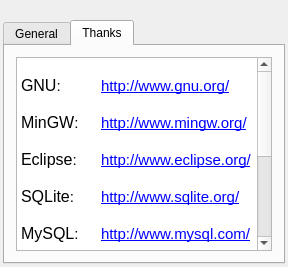
First picture: the form in APP/src/messenger/imclient/about/aboutdialog.ui, repository RallyWRT/qtapplications, before the edit.
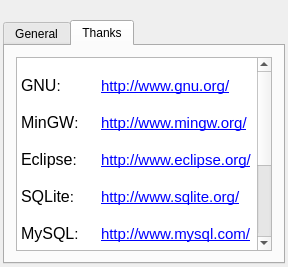
Second picture: the form after the edit. The open tabs and pages were chosen to show the change. Icons and pictures are not drawn.

The edit to the form file:
```diff
--- a/APP/src/messenger/imclient/about/aboutdialog.ui
+++ b/APP/src/messenger/imclient/about/aboutdialog.ui
@@ -90,24 +90,24 @@
           <string notr="true">&lt;!DOCTYPE HTML PUBLIC &quot;-//W3C//DTD HTML 4.0//EN&quot; &quot;http://www.w3.org/TR/REC-html40/strict.dtd&quot;&gt;
 &lt;html&gt;&lt;head&gt;&lt;meta name=&quot;qrichtext&quot; content=&quot;1&quot; /&gt;&lt;style type=&quot;text/css&quot;&gt;
 p, li { white-space: pre-wrap; }
-&lt;/style&gt;&lt;/head&gt;&lt;body style=&quot; font-family:'Sans Serif'; font-size:10pt; font-weight:400; font-style:normal;&quot;&gt;
-&lt;p style=&quot;-qt-paragraph-type:empty; margin-top:0px; margin-bottom:0px; margin-left:0px; margin-right:0px; -qt-block-indent:0; text-indent:0px; font-size:9pt;&quot;&gt;&lt;/p&gt;
+&lt;/style&gt;&lt;/head&gt;&lt;body style=&quot; font-family:'Sans Serif'; font-size:9pt; font-weight:400; font-style:normal;&quot;&gt;
+&lt;p style=&quot;-qt-paragraph-type:empty; margin-top:0px; margin-bottom:0px; margin-left:0px; margin-right:0px; -qt-block-indent:0; text-indent:0px;&quot;&gt;&lt;br /&gt;&lt;/p&gt;
 &lt;p style=&quot; margin-top:0px; margin-bottom:0px; margin-left:0px; margin-right:0px; -qt-block-indent:0; text-indent:0px;&quot;&gt;&lt;span style=&quot; font-family:'宋体'; font-size:12pt;&quot;&gt;GNU&lt;/span&gt;&lt;span style=&quot; font-family:'宋体'; font-size:11pt;&quot;&gt;:	&lt;/span&gt;&lt;a href=&quot;http://www.gnu.org/&quot;&gt;&lt;span style=&quot; font-family:'宋体'; font-size:11pt; text-decoration: underline; color:#0000ff;&quot;&gt;http://www.gnu.org/&lt;/span&gt;&lt;/a&gt;&lt;/p&gt;
-&lt;p style=&quot;-qt-paragraph-type:empty; margin-top:0px; margin-bottom:0px; margin-left:0px; margin-right:0px; -qt-block-indent:0; text-indent:0px; font-family:'宋体'; font-size:11pt;&quot;&gt;&lt;/p&gt;
+&lt;p style=&quot;-qt-paragraph-type:empty; margin-top:0px; margin-bottom:0px; margin-left:0px; margin-right:0px; -qt-block-indent:0; text-indent:0px; font-family:'宋体'; font-size:11pt;&quot;&gt;&lt;br /&gt;&lt;/p&gt;
 &lt;p style=&quot; margin-top:0px; margin-bottom:0px; margin-left:0px; margin-right:0px; -qt-block-indent:0; text-indent:0px;&quot;&gt;&lt;span style=&quot; font-family:'宋体'; font-size:12pt;&quot;&gt;MinGW&lt;/span&gt;&lt;span style=&quot; font-family:'宋体'; font-size:11pt;&quot;&gt;:	&lt;/span&gt;&lt;a href=&quot;http://www.mingw.org/&quot;&gt;&lt;span style=&quot; font-family:'宋体'; font-size:11pt; text-decoration: underline; color:#0000ff;&quot;&gt;http://www.mingw.org/&lt;/span&gt;&lt;/a&gt;&lt;/p&gt;
-&lt;p style=&quot;-qt-paragraph-type:empty; margin-top:0px; margin-bottom:0px; margin-left:0px; margin-right:0px; -qt-block-indent:0; text-indent:0px; font-family:'宋体'; font-size:11pt;&quot;&gt;&lt;/p&gt;
+&lt;p style=&quot;-qt-paragraph-type:empty; margin-top:0px; margin-bottom:0px; margin-left:0px; margin-right:0px; -qt-block-indent:0; text-indent:0px; font-family:'宋体'; font-size:11pt;&quot;&gt;&lt;br /&gt;&lt;/p&gt;
 &lt;p style=&quot; margin-top:0px; margin-bottom:0px; margin-left:0px; margin-right:0px; -qt-block-indent:0; text-indent:0px;&quot;&gt;&lt;span style=&quot; font-family:'宋体'; font-size:12pt;&quot;&gt;Eclipse&lt;/span&gt;&lt;span style=&quot; font-family:'宋体'; font-size:11pt;&quot;&gt;:	&lt;/span&gt;&lt;a href=&quot;http://www.eclipse.org/&quot;&gt;&lt;span style=&quot; font-family:'宋体'; font-size:11pt; text-decoration: underline; color:#0000ff;&quot;&gt;http://www.eclipse.org/&lt;/span&gt;&lt;/a&gt;&lt;/p&gt;
-&lt;p style=&quot;-qt-paragraph-type:empty; margin-top:0px; margin-bottom:0px; margin-left:0px; margin-right:0px; -qt-block-indent:0; text-indent:0px; font-family:'宋体'; font-size:11pt;&quot;&gt;&lt;/p&gt;
+&lt;p style=&quot;-qt-paragraph-type:empty; margin-top:0px; margin-bottom:0px; margin-left:0px; margin-right:0px; -qt-block-indent:0; text-indent:0px; font-family:'宋体'; font-size:11pt;&quot;&gt;&lt;br /&gt;&lt;/p&gt;
 &lt;p style=&quot; margin-top:0px; margin-bottom:0px; margin-left:0px; margin-right:0px; -qt-block-indent:0; text-indent:0px;&quot;&gt;&lt;span style=&quot; font-family:'宋体'; font-size:12pt;&quot;&gt;SQLite&lt;/span&gt;&lt;span style=&quot; font-family:'宋体'; font-size:11pt;&quot;&gt;:	&lt;/span&gt;&lt;a href=&quot;http://www.sqlite.org/&quot;&gt;&lt;span style=&quot; font-family:'宋体'; font-size:11pt; text-decoration: underline; color:#0000ff;&quot;&gt;http://www.sqlite.org/&lt;/span&gt;&lt;/a&gt;&lt;/p&gt;
-&lt;p style=&quot;-qt-paragraph-type:empty; margin-top:0px; margin-bottom:0px; margin-left:0px; margin-right:0px; -qt-block-indent:0; text-indent:0px; font-family:'宋体'; font-size:11pt;&quot;&gt;&lt;/p&gt;
+&lt;p style=&quot;-qt-paragraph-type:empty; margin-top:0px; margin-bottom:0px; margin-left:0px; margin-right:0px; -qt-block-indent:0; text-indent:0px; font-family:'宋体'; font-size:11pt;&quot;&gt;&lt;br /&gt;&lt;/p&gt;
 &lt;p style=&quot; margin-top:0px; margin-bottom:0px; margin-left:0px; margin-right:0px; -qt-block-indent:0; text-indent:0px;&quot;&gt;&lt;span style=&quot; font-family:'宋体'; font-size:12pt;&quot;&gt;MySQL&lt;/span&gt;&lt;span style=&quot; font-family:'宋体'; font-size:11pt;&quot;&gt;:	&lt;/span&gt;&lt;a href=&quot;http://www.mysql.com/&quot;&gt;&lt;span style=&quot; font-family:'宋体'; font-size:11pt; text-decoration: underline; color:#0000ff;&quot;&gt;http://www.mysql.com/&lt;/span&gt;&lt;/a&gt;&lt;/p&gt;
-&lt;p style=&quot;-qt-paragraph-type:empty; margin-top:0px; margin-bottom:0px; margin-left:0px; margin-right:0px; -qt-block-indent:0; text-indent:0px; font-family:'宋体'; font-size:11pt;&quot;&gt;&lt;/p&gt;
-&lt;p style=&quot; margin-top:0px; margin-bottom:0px; margin-left:0px; margin-right:0px; -qt-block-indent:0; text-indent:0px;&quot;&gt;&lt;span style=&quot; font-size:12pt;&quot;&gt;KDE&lt;/span&gt;&lt;span style=&quot; font-size:9pt;&quot;&gt;	&lt;/span&gt;&lt;a href=&quot;http://kde.org/&quot;&gt;&lt;span style=&quot; font-size:11pt; text-decoration: underline; color:#0000ff;&quot;&gt;http://kde.org/&lt;/span&gt;&lt;/a&gt;&lt;/p&gt;
-&lt;p style=&quot;-qt-paragraph-type:empty; margin-top:0px; margin-bottom:0px; margin-left:0px; margin-right:0px; -qt-block-indent:0; text-indent:0px; font-size:11pt; text-decoration: underline; color:#0000ff;&quot;&gt;&lt;/p&gt;
-&lt;p style=&quot; margin-top:0px; margin-bottom:0px; margin-left:0px; margin-right:0px; -qt-block-indent:0; text-indent:0px;&quot;&gt;&lt;span style=&quot; font-family:'宋体'; font-size:12pt;&quot;&gt;QtCN&lt;/span&gt;&lt;span style=&quot; font-family:'宋体'; font-size:11pt;&quot;&gt;:	&lt;/span&gt;&lt;a href=&quot;http://qtcn.org/bbs/home.php&quot;&gt;&lt;span style=&quot; font-family:'宋体'; font-size:11pt; text-decoration: underline; color:#0000ff;&quot;&gt;http://qtcn.org/bbs/home.php&lt;/span&gt;&lt;/a&gt;&lt;/p&gt;
-&lt;p style=&quot;-qt-paragraph-type:empty; margin-top:0px; margin-bottom:0px; margin-left:0px; margin-right:0px; -qt-block-indent:0; text-indent:0px; font-family:'宋体'; font-size:11pt;&quot;&gt;&lt;/p&gt;
-&lt;p style=&quot; margin-top:0px; margin-bottom:0px; margin-left:0px; margin-right:0px; -qt-block-indent:0; text-indent:0px;&quot;&gt;&lt;span style=&quot; font-family:'宋体'; font-size:12pt;&quot;&gt;Qt&lt;/span&gt;&lt;span style=&quot; font-family:'宋体'; font-size:11pt;&quot;&gt;:	&lt;/span&gt;&lt;a href=&quot;http://www.qtsoftware.com/&quot;&gt;&lt;span style=&quot; font-family:'宋体'; font-size:11pt; text-decoration: underline; color:#0000ff;&quot;&gt;http://www.qtsoftware.com/&lt;/span&gt;&lt;/a&gt;&lt;/p&gt;
-&lt;p style=&quot;-qt-paragraph-type:empty; margin-top:0px; margin-bottom:0px; margin-left:0px; margin-right:0px; -qt-block-indent:0; text-indent:0px; font-family:'宋体'; font-size:11pt;&quot;&gt;&lt;/p&gt;
+&lt;p style=&quot;-qt-paragraph-type:empty; margin-top:0px; margin-bottom:0px; margin-left:0px; margin-right:0px; -qt-block-indent:0; text-indent:0px; font-family:'宋体'; font-size:11pt;&quot;&gt;&lt;br /&gt;&lt;/p&gt;
+&lt;p style=&quot; margin-top:0px; margin-bottom:0px; margin-left:0px; margin-right:0px; -qt-block-indent:0; text-indent:0px;&quot;&gt;&lt;span style=&quot; font-size:12pt;&quot;&gt;KDE&lt;/span&gt;	&lt;a href=&quot;http://kde.org/&quot;&gt;&lt;span style=&quot; font-size:11pt; text-decoration: underline; color:#0000ff;&quot;&gt;http://kde.org/&lt;/span&gt;&lt;/a&gt;&lt;/p&gt;
+&lt;p style=&quot;-qt-paragraph-type:empty; margin-top:0px; margin-bottom:0px; margin-left:0px; margin-right:0px; -qt-block-indent:0; text-indent:0px; font-size:11pt; text-decoration: underline; color:#0000ff;&quot;&gt;&lt;br /&gt;&lt;/p&gt;
+&lt;p style=&quot; margin-top:0px; margin-bottom:0px; margin-left:0px; margin-right:0px; -qt-block-indent:0; text-indent:0px;&quot;&gt;&lt;span style=&quot; font-family:'宋体'; font-size:12pt;&quot;&gt;QtCN&lt;/span&gt;&lt;span style=&quot; font-family:'宋体'; font-size:11pt;&quot;&gt;:	&lt;/span&gt;&lt;a href=&quot;http://qtcn.org/&quot;&gt;&lt;span style=&quot; font-size:11pt; text-decoration: underline; color:#0000ff;&quot;&gt;http://qtcn.org/&lt;/span&gt;&lt;/a&gt;&lt;/p&gt;
+&lt;p style=&quot;-qt-paragraph-type:empty; margin-top:0px; margin-bottom:0px; margin-left:0px; margin-right:0px; -qt-block-indent:0; text-indent:0px; font-family:'宋体'; font-size:11pt;&quot;&gt;&lt;br /&gt;&lt;/p&gt;
+&lt;p style=&quot; margin-top:0px; margin-bottom:0px; margin-left:0px; margin-right:0px; -qt-block-indent:0; text-indent:0px;&quot;&gt;&lt;span style=&quot; font-family:'宋体'; font-size:12pt;&quot;&gt;Qt&lt;/span&gt;&lt;span style=&quot; font-family:'宋体'; font-size:11pt;&quot;&gt;:	&lt;/span&gt;&lt;a href=&quot;http://qt-project.org/&quot;&gt;&lt;span style=&quot; font-size:11pt; text-decoration: underline; color:#0000ff;&quot;&gt;http://qt-project.org/&lt;/span&gt;&lt;/a&gt;&lt;/p&gt;
+&lt;p style=&quot;-qt-paragraph-type:empty; margin-top:0px; margin-bottom:0px; margin-left:0px; margin-right:0px; -qt-block-indent:0; text-indent:0px; font-family:'宋体'; font-size:11pt;&quot;&gt;&lt;br /&gt;&lt;/p&gt;
 &lt;p align=&quot;center&quot; style=&quot; margin-top:0px; margin-bottom:0px; margin-left:0px; margin-right:0px; -qt-block-indent:0; text-indent:0px;&quot;&gt;&lt;span style=&quot; font-family:'宋体'; font-size:12pt; font-weight:600; color:#ff0000;&quot;&gt;....&lt;/span&gt;&lt;/p&gt;&lt;/body&gt;&lt;/html&gt;</string>
          </property>
          <property name="openExternalLinks">
```
